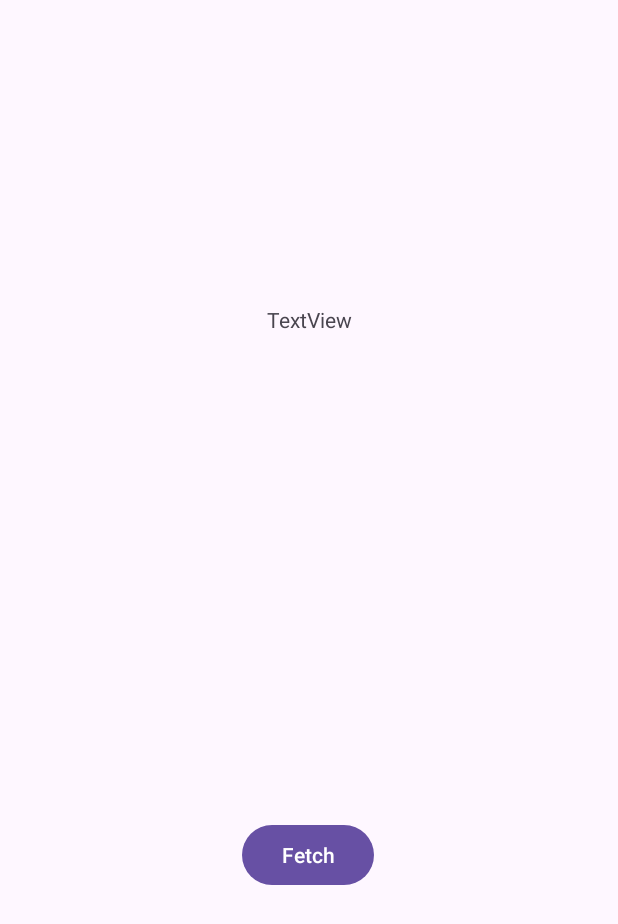
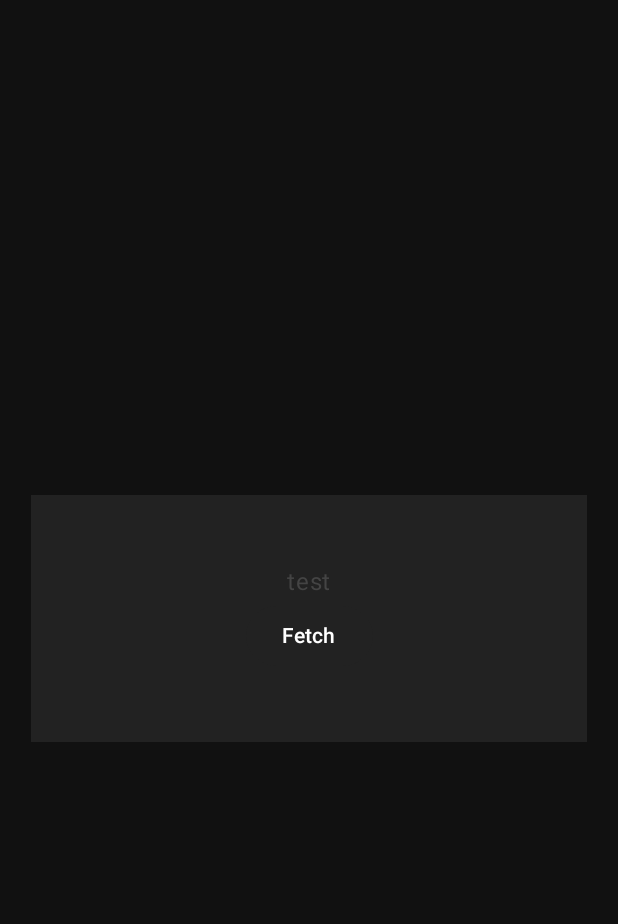
Before and after one commit to idkwhodatis/EZmusic, an Android app built with Jetpack Compose: the screen it shows after launch (MainActivity), on a phone screen of 412 x 824 dp. Shown: the top 924 px of the screen. Run offline under Robolectric (Android 15) with nearby library versions, the phone set to English and light mode, and no system bars; our stand-ins replace Volley, accompanist; 3 statements that could not run were skipped.

Commit message:
knowledge acquired

```diff
--- a/build.gradle
+++ b/build.gradle
@@ -1,4 +1,5 @@
 // Top-level build file where you can add configuration options common to all sub-projects/modules.
 plugins {
 id 'com.android.application' version '8.1.1' apply false
+    id 'org.jetbrains.kotlin.android' version '1.9.0' apply false
 }
--- a/mobile/src/main/AndroidManifest.xml
+++ b/mobile/src/main/AndroidManifest.xml
@@ -11,10 +11,10 @@
         android:icon="@mipmap/ic_launcher"
         android:label="@string/app_name"
         android:roundIcon="@mipmap/ic_launcher_round"
+        android:theme="@style/Theme.AppCompat.Light.NoActionBar"
         android:supportsRtl="true"
-        android:theme="@style/Theme.EZmusic"
         android:networkSecurityConfig="@xml/network_security_config"
-        tools:targetApi="31">
+        tools:targetApi="33">
         <activity
             android:name=".MainActivity"
             android:exported="true">
--- a/mobile/src/main/java/com/idkwhodatis/ezmusic/MainActivity.java
+++ b/mobile/src/main/java/com/idkwhodatis/ezmusic/MainActivity.java
@@ -7,12 +7,10 @@ import android.content.Context;
 import android.content.res.AssetManager;
 
 import androidx.appcompat.app.AppCompatActivity;
+import static androidx.activity.compose.ComponentActivityKt.setContent;
 
 import android.os.Bundle;
-import android.view.View;
-import android.widget.Button;
-import android.widget.TextView;
-import android.os.AsyncTask;
+
 import java.net.*;
 import java.io.*;
 
@@ -24,35 +22,50 @@ import java.io.OutputStream;
 
 import android.util.Log;
 
-public class MainActivity extends AppCompatActivity {
-    static {
+import com.android.volley.Request;
+import com.android.volley.RequestQueue;
+import com.android.volley.Response;
+import com.android.volley.VolleyError;
+import com.android.volley.toolbox.StringRequest;
+import com.android.volley.toolbox.Volley;
+
+import com.idkwhodatis.ezmusic.MainUI;
+
+public class MainActivity extends AppCompatActivity{
+    static{
         System.loadLibrary("api");
         System.loadLibrary("node");
     }
 
     public static boolean _startedNodeAlready=false;
-//    public native String stringFromJNI();
+    public MainActivity instance;
+    public RequestQueue requestQueue;
+    public MainUI ui;
+
+    public StringRequest testRequest;
 
     @Override
-    protected void onCreate(Bundle savedInstanceState) {
+    protected void onCreate(Bundle savedInstanceState){
         super.onCreate(savedInstanceState);
-        setContentView(R.layout.activity_main);
+        instance=this;
+        ui=new MainUI(this);
+        ui.setContent();
 
-        if( !_startedNodeAlready ) {
+        if(!_startedNodeAlready){
             _startedNodeAlready=true;
-            new Thread(new Runnable() {
+            new Thread(new Runnable(){
                 @Override
-                public void run() {
+                public void run(){
                     //The path where we expect the node project to be at runtime.
                     String nodeDir=getApplicationContext().getFilesDir().getAbsolutePath()+"/javascript";
-                    if (wasAPKUpdated()) {
+                    if(wasAPKUpdated()){
                         //Recursively delete any existing nodejs-project.
                         File nodeDirReference=new File(nodeDir);
-                        if (nodeDirReference.exists()) {
+                        if(nodeDirReference.exists()){
                             deleteFolderRecursively(new File(nodeDir));
                         }
                         //Copy the node project from assets into the application's data path.
-                        copyAssetFolder(getApplicationContext().getAssets(), "javascript", nodeDir);
+                        copyAssetFolder(getApplicationContext().getAssets(),"javascript",nodeDir);
 
                         saveLastUpdateTime();
                     }
@@ -63,141 +76,120 @@ public class MainActivity extends AppCompatActivity {
                 }
             }).start();
         }
+        requestQueue=Volley.newRequestQueue(this);
 
-        final Button buttonVersions = (Button) findViewById(R.id.btVersions);
-        final TextView textViewVersions = (TextView) findViewById(R.id.tvVersions);
+        testRequest=new StringRequest(Request.Method.GET,"http://localhost:3000/status",
+            new Response.Listener<String>(){
+                @Override
+                public void onResponse(String response){
+                    ui.setTest(response);
+                }
+            },
+            new Response.ErrorListener(){
+                @Override
+                public void onErrorResponse(VolleyError error){
+                    ui.setTest(error.toString());
+                }
+            });
 
-        buttonVersions.setOnClickListener(new View.OnClickListener() {
-            public void onClick(View v) {
-
-                //Network operations should be done in the background.
-                new AsyncTask<Void,Void,String>() {
-                    @Override
-                    protected String doInBackground(Void... params) {
-                        String nodeResponse="";
-                        try {
-                            URL localNodeServer = new URL("http://localhost:3000/status");
-                            BufferedReader in = new BufferedReader(
-                                    new InputStreamReader(localNodeServer.openStream()));
-                            String inputLine;
-                            while ((inputLine = in.readLine()) != null)
-                                nodeResponse=nodeResponse+inputLine;
-                            in.close();
-                        } catch (Exception ex) {
-                            nodeResponse=ex.toString();
-                        }
-                        return nodeResponse;
-                    }
-                    @Override
-                    protected void onPostExecute(String result) {
-                        textViewVersions.setText(result);
-                    }
-                }.execute();
-
-            }
-        });
     }
 
-    /**
-     * A native method that is implemented by the 'native-lib' native library,
-     * which is packaged with this application.
-     */
     public native Integer startNodeWithArguments(String[] arguments);
 
-    private boolean wasAPKUpdated() {
-        SharedPreferences prefs = getApplicationContext().getSharedPreferences("NODEJS_MOBILE_PREFS", Context.MODE_PRIVATE);
-        long previousLastUpdateTime = prefs.getLong("NODEJS_MOBILE_APK_LastUpdateTime", 0);
-        long lastUpdateTime = 1;
-        try {
-            PackageInfo packageInfo = getApplicationContext().getPackageManager().getPackageInfo(getApplicationContext().getPackageName(), 0);
-            lastUpdateTime = packageInfo.lastUpdateTime;
-        } catch (PackageManager.NameNotFoundException e) {
+    private boolean wasAPKUpdated(){
+        SharedPreferences prefs=getApplicationContext().getSharedPreferences("NODEJS_MOBILE_PREFS",Context.MODE_PRIVATE);
+        long previousLastUpdateTime=prefs.getLong("NODEJS_MOBILE_APK_LastUpdateTime",0);
+        long lastUpdateTime=1;
+        try{
+            PackageInfo packageInfo=getApplicationContext().getPackageManager().getPackageInfo(getApplicationContext().getPackageName(),0);
+            lastUpdateTime=packageInfo.lastUpdateTime;
+        }catch(PackageManager.NameNotFoundException e){
             e.printStackTrace();
         }
-        return (lastUpdateTime != previousLastUpdateTime);
+        return (lastUpdateTime!=previousLastUpdateTime);
     }
 
-    private void saveLastUpdateTime() {
-        long lastUpdateTime = 1;
-        try {
-            PackageInfo packageInfo = getApplicationContext().getPackageManager().getPackageInfo(getApplicationContext().getPackageName(), 0);
-            lastUpdateTime = packageInfo.lastUpdateTime;
-        } catch (PackageManager.NameNotFoundException e) {
+    private void saveLastUpdateTime(){
+        long lastUpdateTime=1;
+        try{
+            PackageInfo packageInfo=getApplicationContext().getPackageManager().getPackageInfo(getApplicationContext().getPackageName(),0);
+            lastUpdateTime=packageInfo.lastUpdateTime;
+        }catch(PackageManager.NameNotFoundException e){
             e.printStackTrace();
         }
-        SharedPreferences prefs = getApplicationContext().getSharedPreferences("NODEJS_MOBILE_PREFS", Context.MODE_PRIVATE);
-        SharedPreferences.Editor editor = prefs.edit();
-        editor.putLong("NODEJS_MOBILE_APK_LastUpdateTime", lastUpdateTime);
+        SharedPreferences prefs=getApplicationContext().getSharedPreferences("NODEJS_MOBILE_PREFS",Context.MODE_PRIVATE);
+        SharedPreferences.Editor editor=prefs.edit();
+        editor.putLong("NODEJS_MOBILE_APK_LastUpdateTime",lastUpdateTime);
         editor.commit();
     }
 
-    private static boolean deleteFolderRecursively(File file) {
-        try {
+    private static boolean deleteFolderRecursively(File file){
+        try{
             boolean res=true;
-            for (File childFile : file.listFiles()) {
-                if (childFile.isDirectory()) {
-                    res &= deleteFolderRecursively(childFile);
-                } else {
-                    res &= childFile.delete();
+            for(File childFile: file.listFiles()){
+                if(childFile.isDirectory()){
+                    res&=deleteFolderRecursively(childFile);
+                }else{
+                    res&=childFile.delete();
                 }
             }
-            res &= file.delete();
+            res&=file.delete();
             return res;
-        } catch (Exception e) {
+        }catch(Exception e){
             e.printStackTrace();
             return false;
         }
     }
 
-    private static boolean copyAssetFolder(AssetManager assetManager, String fromAssetPath, String toPath) {
-        try {
-            String[] files = assetManager.list(fromAssetPath);
-            boolean res = true;
+    private static boolean copyAssetFolder(AssetManager assetManager,String fromAssetPath,String toPath){
+        try{
+            String[] files=assetManager.list(fromAssetPath);
+            boolean res=true;
 
-            if (files.length==0) {
+            if(files.length==0){
                 //If it's a file, it won't have any assets "inside" it.
-                res &= copyAsset(assetManager,
+                res&=copyAsset(assetManager,
                         fromAssetPath,
                         toPath);
-            } else {
+            }else{
                 new File(toPath).mkdirs();
-                for (String file : files)
-                    res &= copyAssetFolder(assetManager,
-                            fromAssetPath + "/" + file,
-                            toPath + "/" + file);
+                for(String file: files)
+                    res&=copyAssetFolder(assetManager,
+                            fromAssetPath+"/"+file,
+                            toPath+"/"+file);
             }
             return res;
-        } catch (Exception e) {
+        }catch(Exception e){
             e.printStackTrace();
             return false;
         }
     }
 
-    private static boolean copyAsset(AssetManager assetManager, String fromAssetPath, String toPath) {
-        InputStream in = null;
-        OutputStream out = null;
-        try {
-            in = assetManager.open(fromAssetPath);
+    private static boolean copyAsset(AssetManager assetManager,String fromAssetPath,String toPath){
+        InputStream in=null;
+        OutputStream out=null;
+        try{
+            in=assetManager.open(fromAssetPath);
             new File(toPath).createNewFile();
-            out = new FileOutputStream(toPath);
-            copyFile(in, out);
+            out=new FileOutputStream(toPath);
+            copyFile(in,out);
             in.close();
-            in = null;
+            in=null;
             out.flush();
             out.close();
-            out = null;
+            out=null;
             return true;
-        } catch(Exception e) {
+        }catch(Exception e){
             e.printStackTrace();
             return false;
         }
     }
 
-    private static void copyFile(InputStream in, OutputStream out) throws IOException {
-        byte[] buffer = new byte[1024];
+    private static void copyFile(InputStream in,OutputStream out) throws IOException{
+        byte[] buffer=new byte[1024];
         int read;
-        while ((read = in.read(buffer)) != -1) {
-            out.write(buffer, 0, read);
+        while((read=in.read(buffer))!=-1){
+            out.write(buffer,0,read);
         }
     }
 
--- /dev/null
+++ b/mobile/src/main/kotlin/MainUI.kt
@@ -0,0 +1,55 @@
+package com.idkwhodatis.ezmusic;
+
+import androidx.activity.compose.setContent
+import androidx.compose.foundation.background
+import androidx.compose.foundation.layout.Box
+import androidx.compose.foundation.layout.Column
+import androidx.compose.foundation.layout.fillMaxHeight
+import androidx.compose.foundation.layout.fillMaxSize
+import androidx.compose.foundation.layout.fillMaxWidth
+import androidx.compose.runtime.Composable
+import androidx.compose.material3.Text
+import androidx.compose.material3.Button
+import androidx.compose.material3.MaterialTheme
+import androidx.compose.material3.Surface
+import androidx.compose.runtime.getValue
+import androidx.compose.runtime.mutableStateOf
+import androidx.compose.runtime.setValue
+import androidx.compose.ui.Alignment
+import androidx.compose.ui.Modifier
+
+class MainUI(val activity:MainActivity){
+    var test by mutableStateOf("test")
+
+    fun setContent(){
+        activity.setContent{
+            Style().EZTheme{
+                Content()
+            }
+        }
+    }
+
+    @Composable
+    fun Content(){
+            Box(
+                modifier=Modifier
+                    .fillMaxSize()
+                    .background(MaterialTheme.colorScheme.background),
+                    contentAlignment=Alignment.Center
+            ){
+                Box(
+                    modifier=Modifier
+                        .fillMaxHeight(0.2f)
+                        .fillMaxWidth(0.9f)
+                        .background(MaterialTheme.colorScheme.primary)
+                ){
+                }
+                Column(horizontalAlignment=Alignment.CenterHorizontally){
+                    Text(test,color=MaterialTheme.colorScheme.secondary)
+                    Button(onClick={activity.requestQueue.add(activity.testRequest)}){
+                        Text("Fetch")
+                    }
+                }
+            }
+    }
+}
--- /dev/null
+++ b/mobile/src/main/kotlin/Style.kt
@@ -0,0 +1,34 @@
+package com.idkwhodatis.ezmusic
+
+import androidx.compose.material3.MaterialTheme
+import androidx.compose.runtime.Composable
+import androidx.compose.ui.graphics.Color
+import com.google.accompanist.systemuicontroller.rememberSystemUiController
+
+class Style{
+
+    @Composable
+    fun EZTheme(content:@Composable ()->Unit){
+        val colorScheme=MaterialTheme.colorScheme.copy(
+            primary=Color(0xFF222222),
+            secondary=Color(0xFF444444),
+            background=Color(0xFF111111)
+        )
+        val systemUiController=rememberSystemUiController()
+        systemUiController.setStatusBarColor(
+                color=colorScheme.background
+        )
+        MaterialTheme(
+            colorScheme=colorScheme,
+            typography=MaterialTheme.typography,
+            shapes=MaterialTheme.shapes,
+            content=content
+        )
+    }
+
+    companion object StyleStatic {
+        fun sb():String{
+            return "sb"
+        }
+    }
+}
--- a/mobile/src/main/res/layout/activity_main.xml
+++ /dev/null
@@ -1,38 +0,0 @@
-<?xml version="1.0" encoding="utf-8"?>
-<androidx.constraintlayout.widget.ConstraintLayout xmlns:android="http://schemas.android.com/apk/res/android"
-    xmlns:app="http://schemas.android.com/apk/res-auto"
-    xmlns:tools="http://schemas.android.com/tools"
-    android:layout_width="match_parent"
-    android:layout_height="match_parent"
-    tools:context=".MainActivity">
-
-    <Button
-        android:id="@+id/btVersions"
-        android:layout_width="wrap_content"
-        android:layout_height="wrap_content"
-        android:layout_marginStart="161dp"
-        android:layout_marginTop="499dp"
-        android:layout_marginEnd="160dp"
-        android:layout_marginBottom="184dp"
-        android:text="Fetch"
-        app:layout_constraintBottom_toBottomOf="parent"
-        app:layout_constraintEnd_toEndOf="parent"
-        app:layout_constraintHorizontal_bias="0.0"
-        app:layout_constraintStart_toStartOf="parent"
-        app:layout_constraintTop_toTopOf="parent" />
-
-    <TextView
-        android:id="@+id/tvVersions"
-        android:layout_width="199dp"
-        android:layout_height="173dp"
-        android:layout_marginStart="106dp"
-        android:layout_marginTop="180dp"
-        android:layout_marginEnd="106dp"
-        android:layout_marginBottom="146dp"
-        android:text="TextView"
-        android:textAlignment="center"
-        app:layout_constraintBottom_toTopOf="@+id/btVersions"
-        app:layout_constraintEnd_toEndOf="parent"
-        app:layout_constraintStart_toStartOf="parent"
-        app:layout_constraintTop_toTopOf="parent" />
-</androidx.constraintlayout.widget.ConstraintLayout>
--- a/mobile/src/main/res/values/colors.xml
+++ /dev/null
@@ -1,5 +0,0 @@
-<?xml version="1.0" encoding="utf-8"?>
-<resources>
-    <color name="black">#FF000000</color>
-    <color name="white">#FFFFFFFF</color>
-</resources>
--- a/mobile/src/main/res/values/strings.xml
+++ b/mobile/src/main/res/values/strings.xml
@@ -1,3 +1,5 @@
 <resources>
     <string name="app_name">EZmusic</string>
+    <!-- TODO: Remove or change this placeholder text -->
+    <string name="hello_blank_fragment">Hello blank fragment</string>
 </resources>
--- a/mobile/src/main/res/values/themes.xml
+++ /dev/null
@@ -1,9 +0,0 @@
-<resources xmlns:tools="http://schemas.android.com/tools">
-    <!-- Base application theme. -->
-    <style name="Base.Theme.EZmusic" parent="Theme.Material3.DayNight.NoActionBar">
-        <!-- Customize your light theme here. -->
-        <!-- <item name="colorPrimary">@color/my_light_primary</item> -->
-    </style>
-
-    <style name="Theme.EZmusic" parent="Base.Theme.EZmusic" />
-</resources>
```
Also changed, not shown: mobile/build.gradle (+25 -1 lines), 10 other files.
